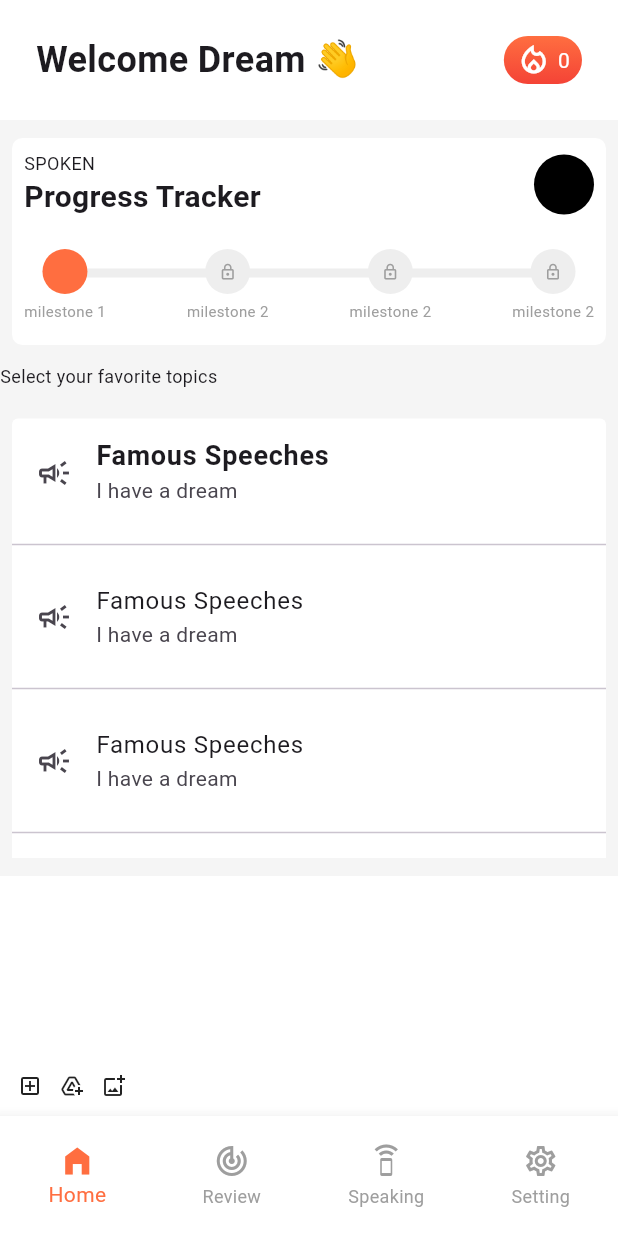
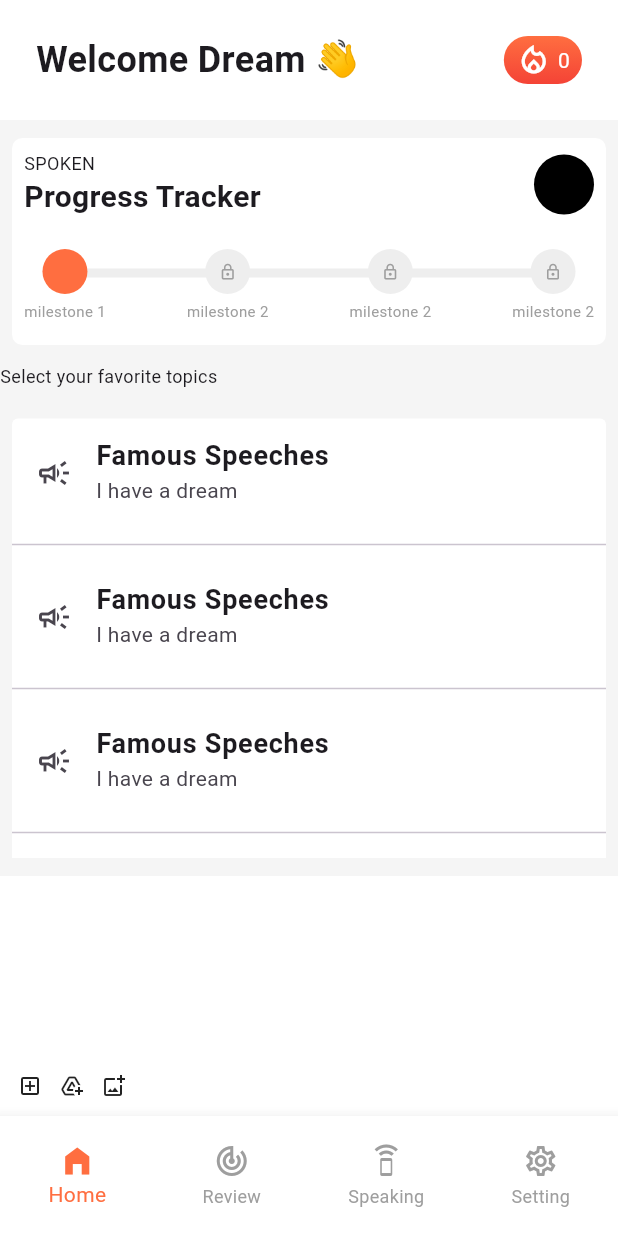
Before and after one commit to JAICHANGPARK/flutter_notebook_chapter_42, a Flutter app: the LanguageLearningHomePage screen opened directly, on a phone screen of 412 x 824 dp. Run offline on Flutter 3.47's test engine with Material 3 defaults, Android fonts, the phone set to English and light mode, and no system bars; our stand-ins replace date_picker_timeline, gap, hugeicons.

Commit message:
Update lla_home_page.dart

```diff
--- a/lib/ep2148_language_learning_app/views/lla_home_page.dart
+++ b/lib/ep2148_language_learning_app/views/lla_home_page.dart
@@ -281,7 +281,13 @@ class _LanguageLearningHomePageState extends State<LanguageLearningHomePage> {
                               height: 8,
                             ),
                             ListTile(
-                              title: Text("Famous Speeches"),
+                              title: Text(
+                                "Famous Speeches",
+                                style: TextStyle(
+                                  fontWeight: FontWeight.bold,
+                                  fontSize: 18,
+                                ),
+                              ),
                               subtitle: Text("I have a dream"),
                               leading: Icon(Icons.campaign_outlined),
                             ),
@@ -289,7 +295,11 @@ class _LanguageLearningHomePageState extends State<LanguageLearningHomePage> {
                               height: 8,
                             ),
                             ListTile(
-                              title: Text("Famous Speeches"),
+                              title: Text("Famous Speeches",
+                                style: TextStyle(
+                                  fontWeight: FontWeight.bold,
+                                  fontSize: 18,
+                                ),),
                               subtitle: Text("I have a dream"),
                               leading: Icon(Icons.campaign_outlined),
                             ),
@@ -297,7 +307,11 @@ class _LanguageLearningHomePageState extends State<LanguageLearningHomePage> {
                               height: 8,
                             ),
                             ListTile(
-                              title: Text("Famous Speeches"),
+                              title: Text("Famous Speeches",
+                                style: TextStyle(
+                                  fontWeight: FontWeight.bold,
+                                  fontSize: 18,
+                                ),),
                               subtitle: Text("I have a dream"),
                               leading: Icon(Icons.campaign_outlined),
                             ),
```
